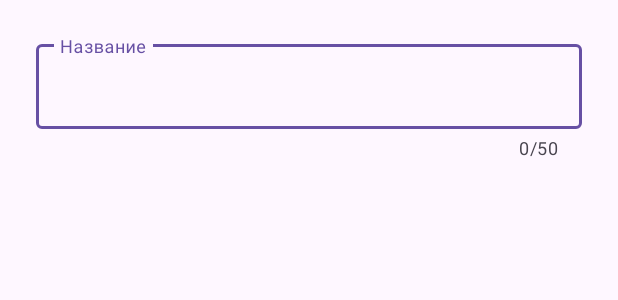
After one commit to gleb7499/My-dishes, an Android app: the layout dialog_input_name.xml on its own in the app's theme, with its tools: preview values and no code run, on a phone screen of 412 x 824 dp. The commit adds this screen. Shown: the top 300 px of the screen. Run offline under Robolectric (Android 15) with nearby library versions, the phone set to English and light mode, and no system bars.

Commit message:
Добавлено централизованное управление блюдами и рефакторинг выбора продуктов
Добавлен DishesManager для централизованного хранения блюд и логики подписки на изменения. SelectedProductsManager переименован в ProductsSelectedManager, обновлены все связанные места использования. Метод parseFloatSafe перенесён в NutritionCalculator, ссылки на него обновлены. Добавлен диалог ввода названия блюда и логика создания и сохранения новых блюд. Улучшены модели Nutrition и Dish — добавлены методы toString. Обновлены макеты и строковые ресурсы для нового диалога и улучшенного интерфейса.

```diff
--- a/src/main/java/com/mydishes/mydishes/Models/SelectedProductsManager.java
+++ b/src/main/java/com/mydishes/mydishes/Models/ProductsSelectedManager.java
@@ -3,7 +3,7 @@ package com.mydishes.mydishes.Models;
 import java.util.ArrayList;
 import java.util.List;
 
-public class SelectedProductsManager {
+public class ProductsSelectedManager {
 
     private static final List<Product> products = new ArrayList<>();
 
--- a/src/main/java/com/mydishes/mydishes/Parser/EdostavkaParser.java
+++ b/src/main/java/com/mydishes/mydishes/Parser/EdostavkaParser.java
@@ -1,6 +1,6 @@
 package com.mydishes.mydishes.Parser;
 
-import static com.mydishes.mydishes.utils.ViewUtils.parseFloatSafe;
+import static com.mydishes.mydishes.utils.NutritionCalculator.parseFloatSafe;
 
 import com.mydishes.mydishes.Models.Nutrition;
 import com.mydishes.mydishes.Models.Product;
--- a/src/main/java/com/mydishes/mydishes/ViewAddedFragment.java
+++ b/src/main/java/com/mydishes/mydishes/ViewAddedFragment.java
@@ -11,7 +11,7 @@ import androidx.recyclerview.widget.LinearLayoutManager;
 
 import com.google.android.material.bottomsheet.BottomSheetDialogFragment;
 import com.mydishes.mydishes.Adapters.ProductSelectedAdapter;
-import com.mydishes.mydishes.Models.SelectedProductsManager;
+import com.mydishes.mydishes.Models.ProductsSelectedManager;
 import com.mydishes.mydishes.databinding.FragmentViewAddedBinding;
 import com.mydishes.mydishes.utils.ViewUtils;
 
@@ -39,7 +39,7 @@ public class ViewAddedFragment extends BottomSheetDialogFragment {
     @Override
     public void onResume() {
         super.onResume();
-        adapter.submitList(SelectedProductsManager.getAll());
+        adapter.submitList(ProductsSelectedManager.getAll());
     }
 
     @Nullable
--- a/src/main/res/layout/activity_add.xml
+++ b/src/main/res/layout/activity_add.xml
@@ -27,6 +27,7 @@
 
         <com.google.android.material.floatingactionbutton.FloatingActionButton
             android:id="@+id/productListButton"
+            style="?attr/floatingActionButtonLargeSecondaryStyle"
             android:layout_width="wrap_content"
             android:layout_height="wrap_content"
             android:layout_gravity="bottom|end"
--- /dev/null
+++ b/src/main/res/layout/dialog_input_name.xml
@@ -0,0 +1,24 @@
+<?xml version="1.0" encoding="utf-8"?>
+<LinearLayout xmlns:android="http://schemas.android.com/apk/res/android"
+    xmlns:app="http://schemas.android.com/apk/res-auto"
+    android:layout_width="match_parent"
+    android:layout_height="wrap_content"
+    android:padding="24dp">
+
+    <com.google.android.material.textfield.TextInputLayout
+        android:id="@+id/inputName"
+        android:layout_width="match_parent"
+        android:layout_height="wrap_content"
+        android:hint="@string/inputName"
+        app:counterEnabled="true"
+        app:counterMaxLength="50"
+        app:errorEnabled="true">
+
+        <com.google.android.material.textfield.TextInputEditText
+            android:layout_width="match_parent"
+            android:layout_height="wrap_content"
+            android:inputType="text|textAutoCorrect"/>
+
+    </com.google.android.material.textfield.TextInputLayout>
+
+</LinearLayout>
--- a/src/main/res/values/strings.xml
+++ b/src/main/res/values/strings.xml
@@ -60,4 +60,6 @@
     <string name="hello_blank_fragment">Hello blank fragment</string>
     <string name="add_choosing_products_button">Кнопка для добавления выбранных продуктов</string>
     <string name="add_button">Добавить</string>
+    <string name="inputName">Название</string>
+    <string name="enter_name_new_dish">Введите название нового блюда</string>
 </resources>
```
Also changed, not shown: src/main/java/com/mydishes/mydishes/Adapters/ProductFindListAdapter.java (+12 -12 lines), src/main/java/com/mydishes/mydishes/AddActivity.java (+79 -14 lines), src/main/java/com/mydishes/mydishes/Models/Dish.java (+14 -0 lines), src/main/java/com/mydishes/mydishes/Models/DishesManager.java (added, +55 -0 lines), src/main/java/com/mydishes/mydishes/Models/Nutrition.java (+10 -0 lines), src/main/java/com/mydishes/mydishes/utils/NutritionCalculator.java (renamed from src/main/java/com/mydishes/mydishes/utils/DishCalculator.java, +14 -6 lines), src/main/java/com/mydishes/mydishes/utils/ViewUtils.java (+0 -11 lines).
